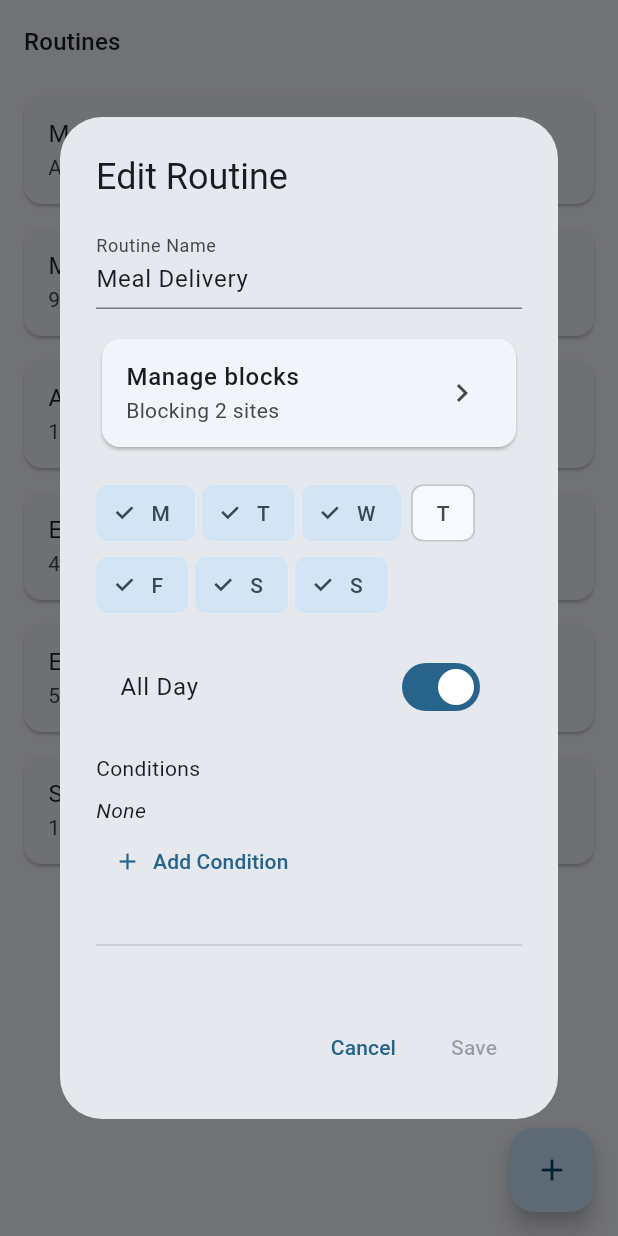
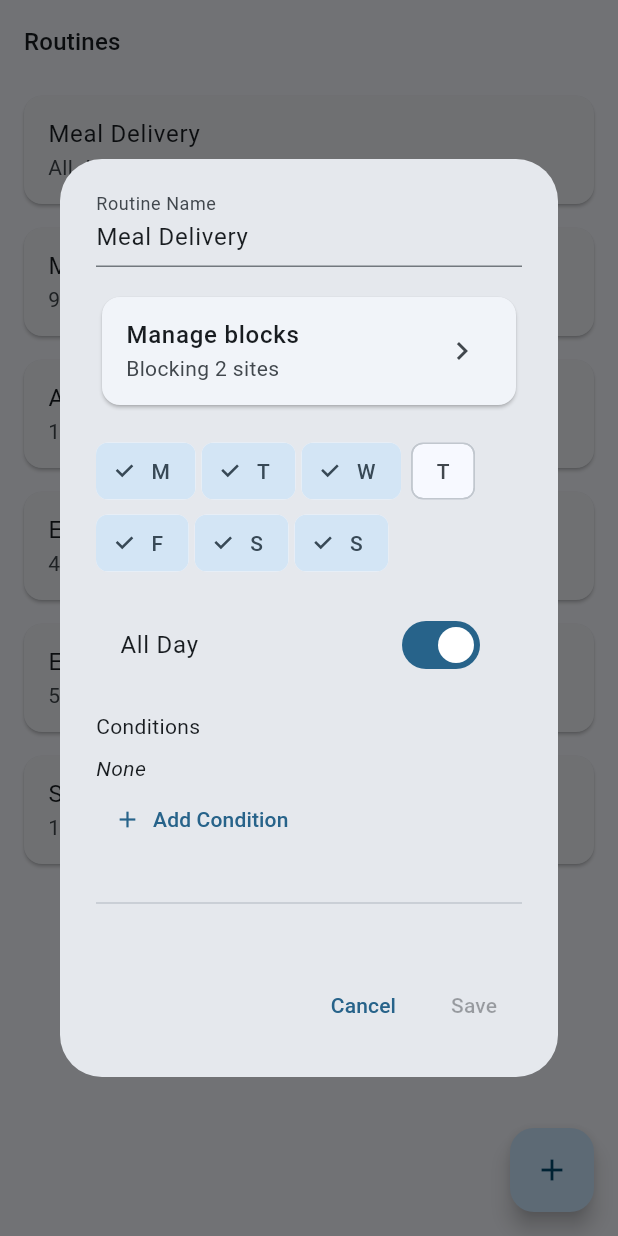
Before and after one commit to feznyng/Routine, a Flutter app: the screen it shows after launch, after a tap on "Meal Delivery", on a phone screen of 412 x 824 dp. Run offline on Flutter 3.47's test engine with Material 3 defaults, Android fonts, the phone set to English and light mode, and no system bars; our stand-ins replace package_info_plus; missing offline and left inert: cron, launch_at_startup, tray_manager, window_manager; statements that could not run were skipped.

Commit message:
modify system

```diff
--- a/lib/block_list.dart
+++ b/lib/block_list.dart
@@ -1,8 +1,10 @@
 class BlockList {
+  String id;
+  String? routineId;
   String name;
   List<String> apps = [];
   List<String> sites = [];
   bool allowList = false;
 
-  BlockList({required this.name});
+  BlockList({required this.id, required this.name});
 }
--- a/lib/manager.dart
+++ b/lib/manager.dart
@@ -13,7 +13,7 @@ class Manager {
 
     // block lists
     String workBlockListId = Uuid().v4();
-    BlockList workBlockList = BlockList(name: 'Work');
+    BlockList workBlockList = BlockList(id: workBlockListId, name: 'Work');
     workBlockList.sites = [
       "facebook.com",
       "youtube.com",
@@ -29,11 +29,11 @@ class Manager {
     ];
 
     String everythingBlockListId = Uuid().v4();
-    BlockList everythingBlockList = BlockList(name: 'Everything');
+    BlockList everythingBlockList = BlockList(id: everythingBlockListId, name: 'Everything');
     everythingBlockList.allowList = true;
 
     String foodBlockListId = Uuid().v4();
-    BlockList foodBlockList = BlockList(name: 'Food');
+    BlockList foodBlockList = BlockList(id: foodBlockListId, name: 'Food');
     foodBlockList.sites = [
       "doordash.com",
       "ubereats.com"
--- a/lib/widgets/routine_dialog.dart
+++ b/lib/widgets/routine_dialog.dart
@@ -7,13 +7,13 @@ import 'block_list_page.dart';
 import 'package:uuid/uuid.dart';
 
 class RoutineDialog extends StatefulWidget {
-  final Routine? routine;
+  final Routine routine;
   final Function(Routine) onSave;
   final Function()? onDelete;
 
   const RoutineDialog({
     super.key,
-    this.routine,
+    required this.routine,
     required this.onSave,
     this.onDelete,
   });
@@ -50,25 +50,25 @@ class _RoutineDialogState extends State<RoutineDialog> {
   @override
   void initState() {
     super.initState();
-    _nameController = TextEditingController(text: widget.routine?.name ?? '');
-    _selectedDays = widget.routine?.days ?? List.filled(7, true);
-    _isAllDay = widget.routine?.startTime == -1;
-    _startTime = widget.routine?.startTime != -1
+    _nameController = TextEditingController(text: widget.routine.name);
+    _selectedDays = widget.routine.days;
+    _isAllDay = widget.routine.startTime == -1;
+    _startTime = widget.routine.startTime != -1
         ? TimeOfDay(
-            hour: widget.routine!.startHour,
-            minute: widget.routine!.startMinute,
+            hour: widget.routine.startHour,
+            minute: widget.routine.startMinute,
           )
         : const TimeOfDay(hour: 9, minute: 0);
-    _endTime = widget.routine?.endTime != -1
+    _endTime = widget.routine.endTime != -1
         ? TimeOfDay(
-            hour: widget.routine!.endHour,
-            minute: widget.routine!.endMinute,
+            hour: widget.routine.endHour,
+            minute: widget.routine.endMinute,
           )
         : const TimeOfDay(hour: 17, minute: 0);
-    _conditions = widget.routine?.conditions ?? [];
+    _conditions = widget.routine.conditions;
 
     // Load block list if exists
-    _blockListId = widget.routine?.blockId;
+    _blockListId = widget.routine.blockId;
     if (_blockListId != null && _blockListId!.isNotEmpty && Manager().blockLists.containsKey(_blockListId)) {
       final blockList = Manager().blockLists[_blockListId]!;
       _selectedApps = List.from(blockList.apps);
@@ -77,37 +77,30 @@ class _RoutineDialogState extends State<RoutineDialog> {
     }
 
     // Store initial values
-    if (widget.routine != null) {
-      _initialName = widget.routine!.name;
-      _initialDays = List.from(widget.routine!.days);
-      _initialIsAllDay = widget.routine!.startTime == -1;
-      _initialStartTime = widget.routine!.startTime != -1
+    _initialName = widget.routine.name;
+    _initialDays = List.from(widget.routine.days);
+    _initialIsAllDay = widget.routine.startTime == -1;
+    _initialStartTime = widget.routine.startTime != -1
         ? TimeOfDay(
-              hour: widget.routine!.startHour,
-              minute: widget.routine!.startMinute,
+            hour: widget.routine.startHour,
+            minute: widget.routine.startMinute,
           )
         : null;
-      _initialEndTime = widget.routine!.endTime != -1
+    _initialEndTime = widget.routine.endTime != -1
         ? TimeOfDay(
-              hour: widget.routine!.endHour,
-              minute: widget.routine!.endMinute,
+            hour: widget.routine.endHour,
+            minute: widget.routine.endMinute,
           )
         : null;
-      _initialConditions = List.from(widget.routine!.conditions);
+    _initialConditions = List.from(widget.routine.conditions);
     _initialApps = List.from(_selectedApps);
     _initialSites = List.from(_selectedSites);
-    }
 
     _nameController.addListener(_validateRoutine);
     _validateRoutine();
   }
 
   void _checkForChanges() {
-    if (widget.routine == null) {
-      _hasChanges = true;
-      return;
-    }
-
     bool daysEqual = _initialDays != null &&
         _selectedDays.length == _initialDays!.length &&
         List.generate(_selectedDays.length, (i) => _selectedDays[i] == _initialDays![i])
@@ -152,21 +145,6 @@ class _RoutineDialogState extends State<RoutineDialog> {
   @override
   Widget build(BuildContext context) {
     return AlertDialog(
-      title: _showBlockList
-          ? Row(
-              children: [
-                IconButton(
-                  icon: const Icon(Icons.arrow_back),
-                  onPressed: () {
-                    setState(() {
-                      _showBlockList = false;
-                    });
-                  },
-                ),
-                const Text('Block List'),
-              ],
-            )
-          : Text(widget.routine == null ? 'Create Routine' : 'Edit Routine'),
       content: SizedBox(
         width: 600,
         height: 500,
@@ -233,7 +211,7 @@ class _RoutineDialogState extends State<RoutineDialog> {
           child: const Text('Cancel'),
         ),
         TextButton(
-          onPressed: (_isValid && (_hasChanges || widget.routine == null)) ? _saveRoutine : null,
+          onPressed: (_isValid && (_hasChanges)) ? _saveRoutine : null,
           child: const Text('Save'),
         ),
       ],
@@ -422,7 +400,7 @@ class _RoutineDialogState extends State<RoutineDialog> {
 
   Routine _createRoutine() {
     final routine = Routine(
-      id: widget.routine?.id ?? const Uuid().v4(),
+      id: widget.routine.id,
       name: _nameController.text
     );
 
@@ -439,7 +417,11 @@ class _RoutineDialogState extends State<RoutineDialog> {
     }
 
     // Create block list
-    final blockList = BlockList(name: routine.id);
+    final blockList = BlockList(
+      id: Uuid().v4(),
+      name: routine.id,
+    );
+    blockList.routineId = routine.id;
     blockList.apps = _selectedApps;
     blockList.sites = _selectedSites;
     blockList.allowList = !_blockSelected;  // Convert blockSelected to allowList
```
Lines whose indentation alone changed are shown as unchanged.
